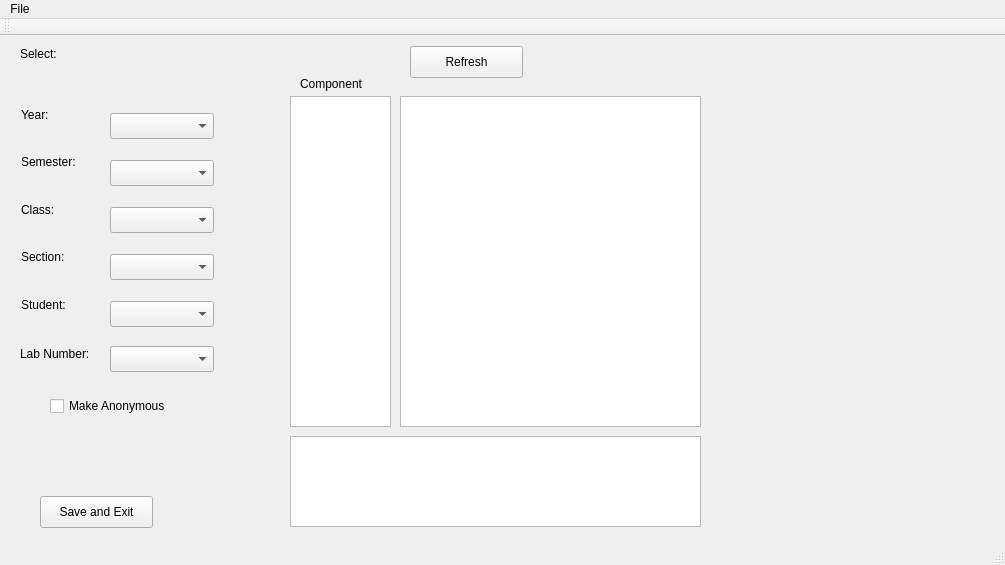
Old version of the form repo_project/MainMenuGUI/mainmenugui.ui in the repository tokorealand/CS205.
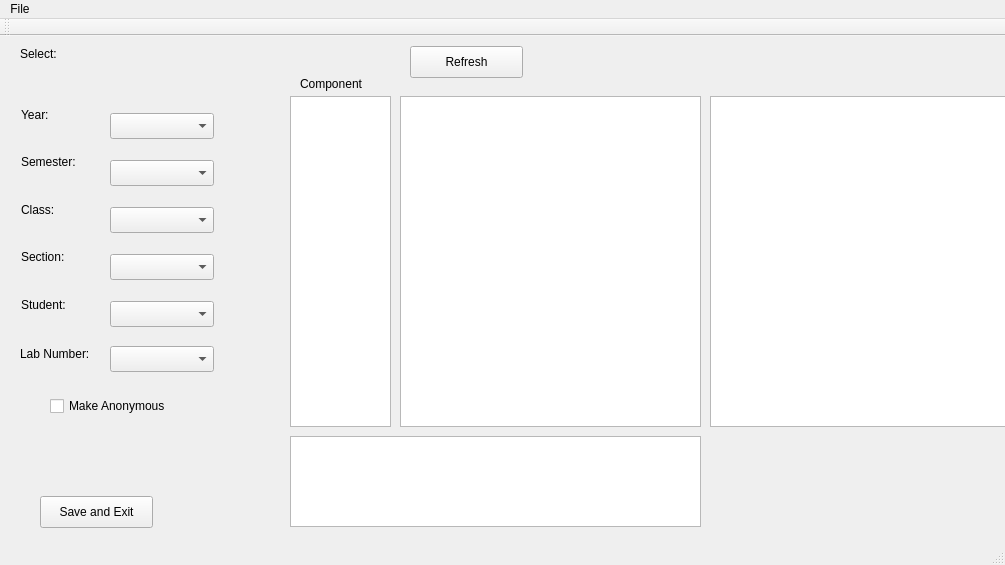
New version of the form.

Commit message: anonymous grading

The edit to the form file:
```diff
--- a/repo_project/MainMenuGUI/mainmenugui.ui
+++ b/repo_project/MainMenuGUI/mainmenugui.ui
@@ -247,6 +247,16 @@
      <string>Save and Exit</string>
     </property>
    </widget>
+   <widget class="QListWidget" name="disrubric">
+    <property name="geometry">
+     <rect>
+      <x>710</x>
+      <y>60</y>
+      <width>301</width>
+      <height>331</height>
+     </rect>
+    </property>
+   </widget>
   </widget>
   <widget class="QMenuBar" name="menuBar">
    <property name="geometry">
```
The commit also changes 2 other files.
